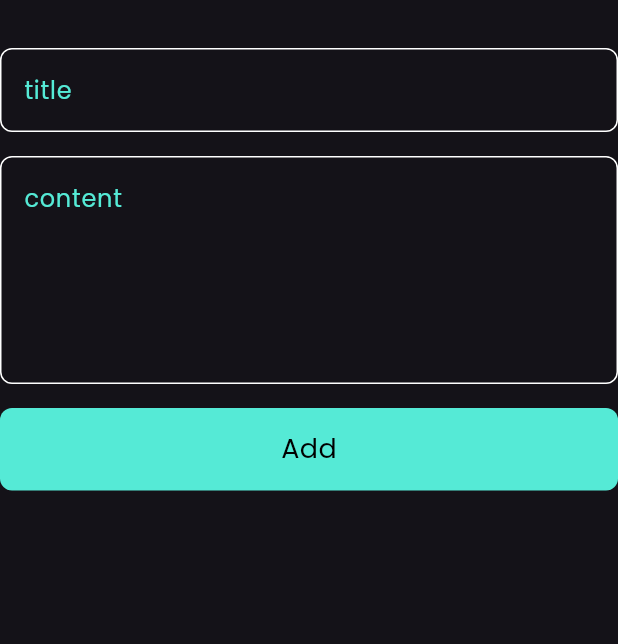
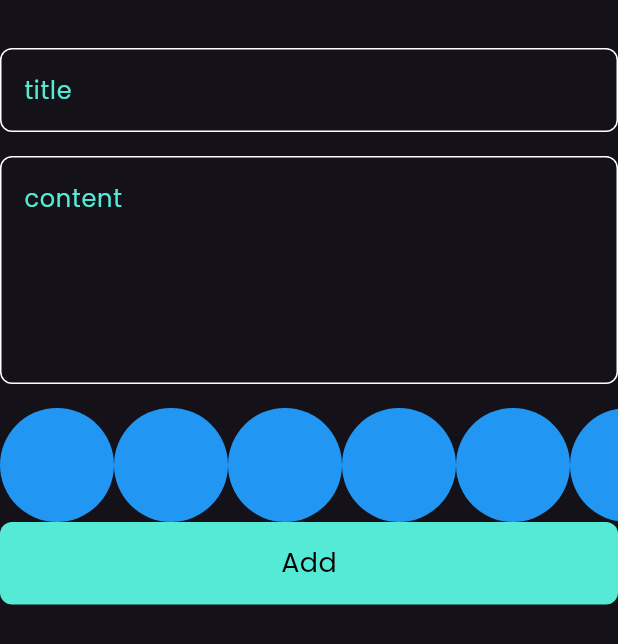
Before and after one commit to maramAlmalla/notes_app, a Flutter app: the AddNoteForm widget shown alone on an empty page, opened directly, on a phone screen of 412 x 824 dp. Shown: the top 644 px of the screen. Run offline on Flutter 3.47's test engine with Material 3 defaults, Android fonts, the phone set to English and light mode, and no system bars; our stand-ins replace bloc, flutter_bloc, font_awesome_flutter, hive, hive_flutter; accounts and stored records are empty.

Commit message:
create color item and color list view

```diff
--- a/lib/view/wedgits/add_note_form.dart
+++ b/lib/view/wedgits/add_note_form.dart
@@ -2,6 +2,7 @@ import 'package:flutter/material.dart';
 import 'package:flutter_bloc/flutter_bloc.dart';
 import 'package:notes_app/cubits/add_cubit/add_note_cubit.dart';
 import 'package:notes_app/models/note_model.dart';
+import 'package:notes_app/view/wedgits/color_list_view.dart';
 import 'package:notes_app/view/wedgits/custom_button.dart';
 import 'package:notes_app/view/wedgits/custom_text_field.dart';
 import 'package:intl/intl.dart';
@@ -48,6 +49,7 @@ class _AddNoteFormState extends State<AddNoteForm> {
           const SizedBox(
             height: 16,
           ),
+          const ColorListView(),
           BlocBuilder<AddNoteCubit, AddNoteState>(
             builder: (context, state) {
               return CustomButton(
--- /dev/null
+++ b/lib/view/wedgits/color_Item.dart
@@ -0,0 +1,13 @@
+import 'package:flutter/material.dart';
+
+class ColorItem extends StatelessWidget {
+  const ColorItem({super.key});
+
+  @override
+  Widget build(BuildContext context) {
+    return const CircleAvatar(
+      radius: 38,
+      backgroundColor: Colors.blue,
+    );
+  }
+}
--- /dev/null
+++ b/lib/view/wedgits/color_list_view.dart
@@ -0,0 +1,19 @@
+import 'package:flutter/material.dart';
+import 'package:notes_app/view/wedgits/color_Item.dart';
+
+class ColorListView extends StatelessWidget {
+  const ColorListView({super.key});
+
+  @override
+  Widget build(BuildContext context) {
+    return SizedBox(
+      height: 38 * 2,
+      child: ListView.builder(
+          itemCount: 10,
+          scrollDirection: Axis.horizontal,
+          itemBuilder: (context, index) {
+            return const ColorItem();
+          }),
+    );
+  }
+}
--- a/lib/view/wedgits/edit_note_view_body.dart
+++ b/lib/view/wedgits/edit_note_view_body.dart
@@ -27,7 +27,7 @@ class _EditNoteViewBodyState extends State<EditNoteViewBody> {
           CustomAppBar(
               onPressed: () {
                 widget.note.title = title ?? widget.note.title;
-                widget.note.subTitle = title ?? widget.note.subTitle;
+                widget.note.subTitle = content ?? widget.note.subTitle;
                 widget.note.save();
                 BlocProvider.of<NotesCubit>(context).fetchAllNotes();
                 Navigator.pop(context);
```
